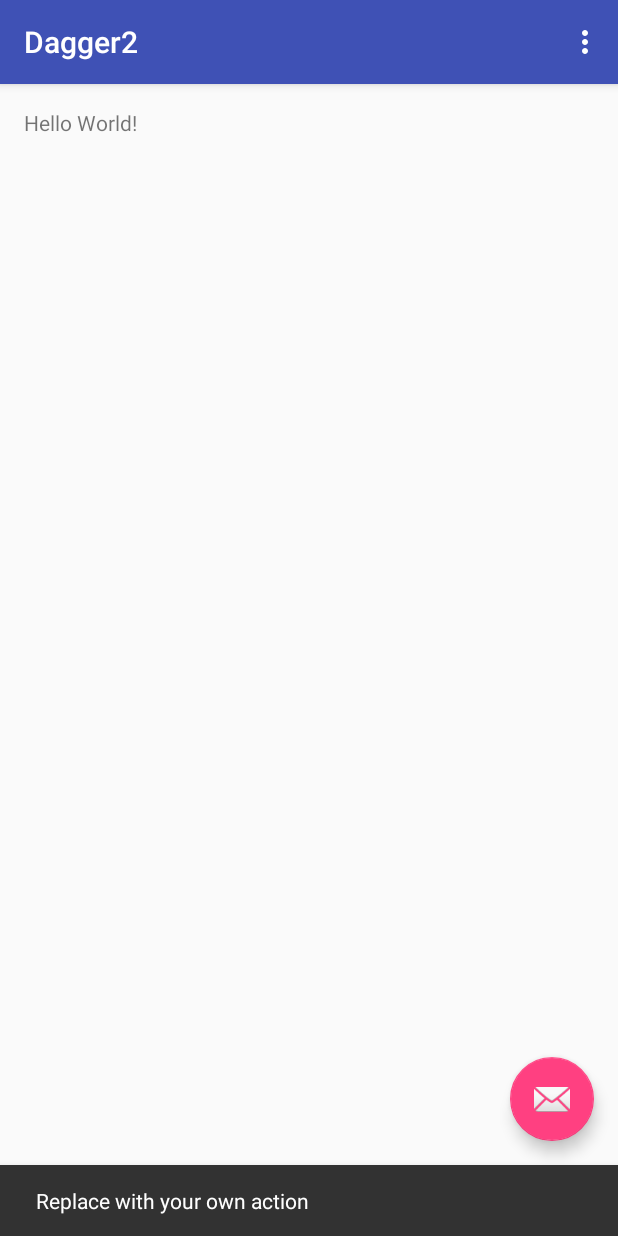
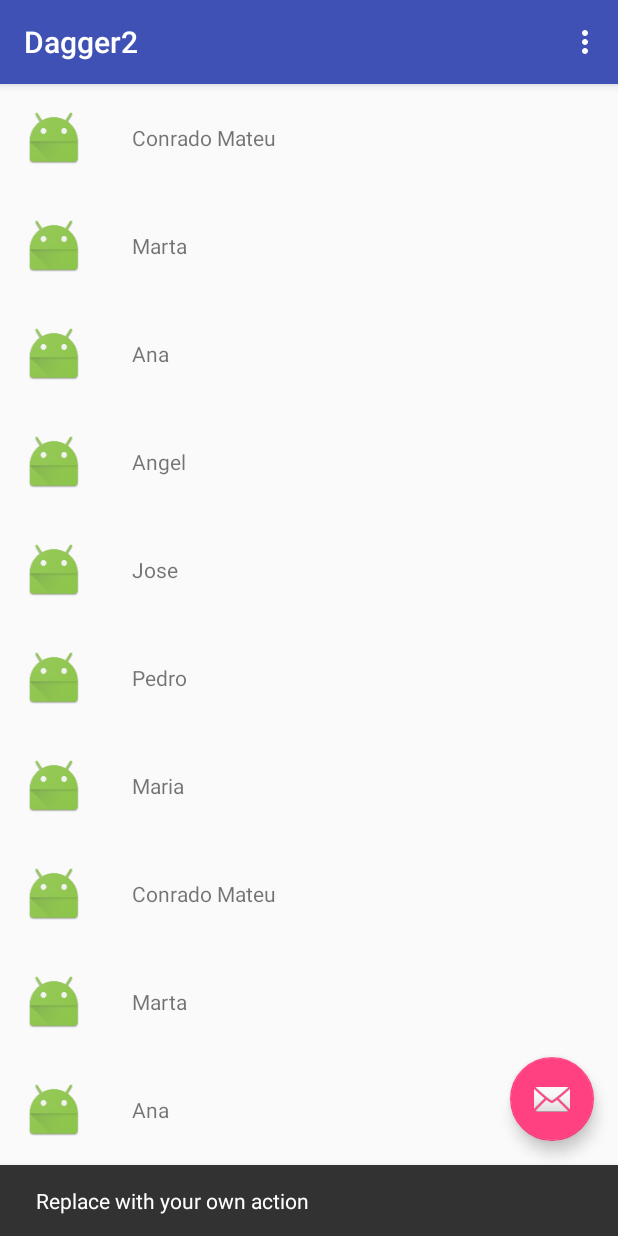
Before and after one commit to tonilopezmr/Android-Examples, an Android app: the screen it shows after launch (MainActivity), after a tap on an icon or button, on a phone screen of 412 x 824 dp. Run offline under Robolectric (Android 15) with nearby library versions, the phone set to English and light mode, and no system bars.

Commit message:
Created a simple MVP sample without dagger2

```diff
--- a/dagger2/src/main/AndroidManifest.xml
+++ b/dagger2/src/main/AndroidManifest.xml
@@ -9,7 +9,7 @@
         android:supportsRtl="true"
         android:theme="@style/AppTheme">
         <activity
-            android:name=".MainActivity"
+            android:name=".view.MainActivity"
             android:label="@string/app_name"
             android:theme="@style/AppTheme.NoActionBar">
             <intent-filter>
--- a/dagger2/src/main/java/com/tonilopezmr/dagger2/MainActivity.java
+++ /dev/null
@@ -1,52 +0,0 @@
-package com.tonilopezmr.dagger2;
-
-import android.os.Bundle;
-import android.support.design.widget.FloatingActionButton;
-import android.support.design.widget.Snackbar;
-import android.support.v7.app.AppCompatActivity;
-import android.support.v7.widget.Toolbar;
-import android.view.View;
-import android.view.Menu;
-import android.view.MenuItem;
-
-public class MainActivity extends AppCompatActivity {
-
-    @Override
-    protected void onCreate(Bundle savedInstanceState) {
-        super.onCreate(savedInstanceState);
-        setContentView(R.layout.activity_main);
-        Toolbar toolbar = (Toolbar) findViewById(R.id.toolbar);
-        setSupportActionBar(toolbar);
-
-        FloatingActionButton fab = (FloatingActionButton) findViewById(R.id.fab);
-        fab.setOnClickListener(new View.OnClickListener() {
-            @Override
-            public void onClick(View view) {
-                Snackbar.make(view, "Replace with your own action", Snackbar.LENGTH_LONG)
-                        .setAction("Action", null).show();
-            }
-        });
-    }
-
-    @Override
-    public boolean onCreateOptionsMenu(Menu menu) {
-        // Inflate the menu; this adds items to the action bar if it is present.
-        getMenuInflater().inflate(R.menu.menu_main, menu);
-        return true;
-    }
-
-    @Override
-    public boolean onOptionsItemSelected(MenuItem item) {
-        // Handle action bar item clicks here. The action bar will
-        // automatically handle clicks on the Home/Up button, so long
-        // as you specify a parent activity in AndroidManifest.xml.
-        int id = item.getItemId();
-
-        //noinspection SimplifiableIfStatement
-        if (id == R.id.action_settings) {
-            return true;
-        }
-
-        return super.onOptionsItemSelected(item);
-    }
-}
--- /dev/null
+++ b/dagger2/src/main/java/com/tonilopezmr/dagger2/domain/Person.java
@@ -0,0 +1,17 @@
+package com.tonilopezmr.dagger2.domain;
+
+/**
+ * @author Antonio López.
+ */
+public class Person {
+
+    private String name;
+
+    public Person(String name) {
+        this.name = name;
+    }
+
+    public String getName() {
+        return name;
+    }
+}
--- /dev/null
+++ b/dagger2/src/main/java/com/tonilopezmr/dagger2/domain/PersonRepository.java
@@ -0,0 +1,42 @@
+package com.tonilopezmr.dagger2.domain;
+
+import java.util.LinkedList;
+import java.util.List;
+
+/**
+ * @author Antonio López.
+ */
+public class PersonRepository {
+
+    private final List<Person> persons;
+
+    public PersonRepository() {
+        this.persons = new LinkedList<>();
+        fillRepo();
+    }
+
+    private void fillRepo() {
+        persons.add(new Person("Conrado Mateu"));
+        persons.add(new Person("Marta"));
+        persons.add(new Person("Ana"));
+        persons.add(new Person("Angel"));
+        persons.add(new Person("Jose"));
+        persons.add(new Person("Pedro"));
+        persons.add(new Person("Maria"));
+        persons.add(new Person("Conrado Mateu"));
+        persons.add(new Person("Marta"));
+        persons.add(new Person("Ana"));
+        persons.add(new Person("Angel"));
+        persons.add(new Person("Jose"));
+        persons.add(new Person("Pedro"));
+        persons.add(new Person("Maria"));
+    }
+
+    public List<Person> getAll(){
+        return persons;
+    }
+
+    public Person get(Person person){
+        return persons.get(persons.indexOf(person));
+    }
+}
--- /dev/null
+++ b/dagger2/src/main/java/com/tonilopezmr/dagger2/domain/usecase/GetAllPersons.java
@@ -0,0 +1,38 @@
+package com.tonilopezmr.dagger2.domain.usecase;
+
+import android.os.Handler;
+import android.os.Looper;
+
+import com.tonilopezmr.dagger2.domain.Person;
+import com.tonilopezmr.dagger2.domain.PersonRepository;
+
+import java.util.List;
+
+/**
+ * @author Antonio López.
+ */
+public class GetAllPersons {
+    private final PersonRepository repository;
+
+    public GetAllPersons(PersonRepository repository) {
+        this.repository = repository;
+    }
+
+    public void getAll(final Callback callback){
+        new Thread(new Runnable() {
+            @Override
+            public void run() {
+                final List<Person> persons = repository.getAll();
+                new Handler(Looper.getMainLooper()).post(new Runnable() {
+                    @Override public void run() {
+                        callback.onPersonsLoader(persons);
+                    }
+                });
+            }
+        }).start();
+    }
+
+    public interface Callback {
+        void onPersonsLoader(List<Person> persons);
+    }
+}
--- /dev/null
+++ b/dagger2/src/main/java/com/tonilopezmr/dagger2/presenter/PersonListPresenter.java
@@ -0,0 +1,46 @@
+package com.tonilopezmr.dagger2.presenter;
+
+import com.tonilopezmr.dagger2.domain.Person;
+import com.tonilopezmr.dagger2.domain.usecase.GetAllPersons;
+
+import java.util.List;
+
+/**
+ * @author Antonio López.
+ */
+public class PersonListPresenter implements Presenter<PersonListPresenter.View> {
+
+    private final GetAllPersons personsUseCase;
+    private  PersonListPresenter.View view;
+
+    public PersonListPresenter(GetAllPersons personsUseCase) {
+        this.personsUseCase = personsUseCase;
+    }
+
+    @Override
+    public void init() {
+        personsUseCase.getAll(new GetAllPersons.Callback() {
+            @Override
+            public void onPersonsLoader(List<Person> persons) {
+                view.showPersons(persons);
+                view.hideLoading();
+                if (persons.isEmpty()){
+                    view.showEmptyView();
+                }else{
+                    view.hideEmptyView();
+                }
+            }
+        });
+    }
+
+    @Override
+    public void setView(View view) {
+        this.view = view;
+    }
+
+    public interface View extends Presenter.View{
+        void showEmptyView();
+        void hideEmptyView();
+        void showPersons(List<Person> persons);
+    }
+}
--- /dev/null
+++ b/dagger2/src/main/java/com/tonilopezmr/dagger2/presenter/Presenter.java
@@ -0,0 +1,16 @@
+package com.tonilopezmr.dagger2.presenter;
+
+/**
+ * @author Antonio López.
+ */
+public interface Presenter <T extends Presenter.View>{
+
+    void init();
+    void setView(T view);
+
+
+    interface View {
+        void showLoading();
+        void hideLoading();
+    }
+}
--- /dev/null
+++ b/dagger2/src/main/java/com/tonilopezmr/dagger2/view/MainActivity.java
@@ -0,0 +1,131 @@
+package com.tonilopezmr.dagger2.view;
+
+import android.os.Bundle;
+import android.support.design.widget.FloatingActionButton;
+import android.support.design.widget.Snackbar;
+import android.support.v7.app.AppCompatActivity;
+import android.support.v7.widget.LinearLayoutManager;
+import android.support.v7.widget.RecyclerView;
+import android.support.v7.widget.Toolbar;
+import android.view.Menu;
+import android.view.MenuItem;
+import android.view.View;
+
+import com.tonilopezmr.dagger2.R;
+import com.tonilopezmr.dagger2.domain.Person;
+import com.tonilopezmr.dagger2.domain.PersonRepository;
+import com.tonilopezmr.dagger2.domain.usecase.GetAllPersons;
+import com.tonilopezmr.dagger2.presenter.PersonListPresenter;
+
+import java.util.List;
+
+/**
+ * @author Antonio López.
+ */
+public class MainActivity extends AppCompatActivity implements PersonListPresenter.View{
+
+    RecyclerView recyclerView;
+    View emptyCase;
+    View loadingView;
+
+    private PersonAdapter adapter;
+
+    PersonListPresenter presenter;
+
+    @Override
+    protected void onCreate(Bundle savedInstanceState) {
+        super.onCreate(savedInstanceState);
+        setContentView(R.layout.activity_main);
+
+        initToolbar();
+        initFloatinActionButton();
+        initRecyclerView();
+        initEmptyCaseView();
+        initLoadingView();
+
+        GetAllPersons personsUseCase = new GetAllPersons(new PersonRepository());
+        presenter = new PersonListPresenter(personsUseCase);
+        presenter.setView(this);
+        presenter.init();
+    }
+
+    private void initLoadingView() {
+        loadingView = findViewById(R.id.progress_bar);
+    }
+
+    private void initEmptyCaseView() {
+        emptyCase = findViewById(R.id.tv_empty_case);
+    }
+
+    private void initRecyclerView() {
+        recyclerView = (RecyclerView) findViewById(R.id.recycler_view);
+        recyclerView.setLayoutManager(new LinearLayoutManager(this));
+        recyclerView.setHasFixedSize(true);
+        adapter = new PersonAdapter();
+        recyclerView.setAdapter(adapter);
+    }
+
+    private void initFloatinActionButton() {
+        FloatingActionButton fab = (FloatingActionButton) findViewById(R.id.fab);
+        fab.setOnClickListener(new View.OnClickListener() {
+            @Override
+            public void onClick(View view) {
+                Snackbar.make(view, "Replace with your own action", Snackbar.LENGTH_LONG)
+                        .setAction("Action", null).show();
+            }
+        });
+    }
+
+    private void initToolbar() {
+        Toolbar toolbar = (Toolbar) findViewById(R.id.toolbar);
+        setSupportActionBar(toolbar);
+    }
+
+    @Override
+    public boolean onCreateOptionsMenu(Menu menu) {
+        // Inflate the menu; this adds items to the action bar if it is present.
+        getMenuInflater().inflate(R.menu.menu_main, menu);
+        return true;
+    }
+
+    @Override
+    public boolean onOptionsItemSelected(MenuItem item) {
+        // Handle action bar item clicks here. The action bar will
+        // automatically handle clicks on the Home/Up button, so long
+        // as you specify a parent activity in AndroidManifest.xml.
+        int id = item.getItemId();
+
+        //noinspection SimplifiableIfStatement
+        if (id == R.id.action_settings) {
+            return true;
+        }
+
+        return super.onOptionsItemSelected(item);
+    }
+
+    @Override
+    public void showEmptyView() {
+        emptyCase.setVisibility(View.VISIBLE);
+    }
+
+    @Override
+    public void hideEmptyView() {
+        emptyCase.setVisibility(View.GONE);
+    }
+
+    @Override
+    public void showPersons(List<Person> persons) {
+        adapter.addAll(persons);
+        adapter.notifyDataSetChanged();
+    }
+
+    @Override
+    public void showLoading() {
+        loadingView.setVisibility(View.VISIBLE);
+    }
+
+    @Override
+    public void hideLoading() {
+        loadingView.setVisibility(View.GONE);
+    }
+}
--- /dev/null
+++ b/dagger2/src/main/java/com/tonilopezmr/dagger2/view/PersonAdapter.java
@@ -0,0 +1,60 @@
+package com.tonilopezmr.dagger2.view;
+
+import android.support.v7.widget.RecyclerView;
+import android.view.LayoutInflater;
+import android.view.View;
+import android.view.ViewGroup;
+import android.widget.TextView;
+
+import com.tonilopezmr.dagger2.R;
+import com.tonilopezmr.dagger2.domain.Person;
+
+import java.util.LinkedList;
+import java.util.List;
+
+/**
+ * @author Antonio López.
+ */
+public class PersonAdapter extends RecyclerView.Adapter<RecyclerView.ViewHolder>{
+
+    private final List<Person> persons;
+
+    public PersonAdapter() {
+        this.persons = new LinkedList<>();
+    }
+
+    @Override
+    public RecyclerView.ViewHolder onCreateViewHolder(ViewGroup parent, int viewType) {
+        View view = LayoutInflater.from(parent.getContext()).inflate(R.layout.person_row, parent, false);
+        return new PersonViewHolder(view);
+    }
+
+    public void addAll(List<Person> persons){
+        this.persons.addAll(persons);
+    }
+
+    @Override
+    public void onBindViewHolder(RecyclerView.ViewHolder holder, int position) {
+        PersonViewHolder personViewHolder = (PersonViewHolder) holder;
+        Person person = persons.get(position);
+        personViewHolder.render(person);
+    }
+
+    @Override
+    public int getItemCount() {
+        return persons.size();
+    }
+
+    private class PersonViewHolder extends RecyclerView.ViewHolder {
+        private TextView nameTextView;
+
+        public PersonViewHolder(View view) {
+            super(view);
+            this.nameTextView = (TextView) view.findViewById(R.id.name_text_view);
+        }
+
+        public void render(Person person){
+            nameTextView.setText(person.getName());
+        }
+    }
+}
--- a/dagger2/src/main/res/layout/activity_main.xml
+++ b/dagger2/src/main/res/layout/activity_main.xml
@@ -5,7 +5,7 @@
     android:layout_width="match_parent"
     android:layout_height="match_parent"
     android:fitsSystemWindows="true"
-    tools:context="com.tonilopezmr.dagger2.MainActivity">
+    tools:context="com.tonilopezmr.dagger2.view.MainActivity">
 
     <android.support.design.widget.AppBarLayout
         android:layout_width="match_parent"
@@ -17,7 +17,9 @@
             android:layout_width="match_parent"
             android:layout_height="?attr/actionBarSize"
             android:background="?attr/colorPrimary"
-            app:popupTheme="@style/AppTheme.PopupOverlay" />
+            android:theme="@style/AppTheme.AppBarOverlay"
+            app:popupTheme="@style/AppTheme.PopupOverlay"
+            />
 
     </android.support.design.widget.AppBarLayout>
 
--- a/dagger2/src/main/res/layout/content_main.xml
+++ b/dagger2/src/main/res/layout/content_main.xml
@@ -1,19 +1,38 @@
 <?xml version="1.0" encoding="utf-8"?>
-<RelativeLayout xmlns:android="http://schemas.android.com/apk/res/android"
+<RelativeLayout
+    xmlns:android="http://schemas.android.com/apk/res/android"
+    xmlns:tools="http://schemas.android.com/tools"
     xmlns:app="http://schemas.android.com/apk/res-auto"
-    xmlns:tools="http://schemas.android.com/tools"
     android:layout_width="match_parent"
     android:layout_height="match_parent"
-    android:paddingBottom="@dimen/activity_vertical_margin"
-    android:paddingLeft="@dimen/activity_horizontal_margin"
-    android:paddingRight="@dimen/activity_horizontal_margin"
-    android:paddingTop="@dimen/activity_vertical_margin"
-    app:layout_behavior="@string/appbar_scrolling_view_behavior"
-    tools:context="com.tonilopezmr.dagger2.MainActivity"
-    tools:showIn="@layout/activity_main">
+    tools:context=".view.MainActivity"
+    app:layout_behavior="@string/appbar_scrolling_view_behavior">
+
+    <android.support.v7.widget.RecyclerView
+        android:id="@+id/recycler_view"
+        android:layout_width="match_parent"
+        android:layout_height="match_parent"
+        android:layout_below="@id/toolbar"
+        tools:context=".view.MainActivity"
+        tools:showIn="@layout/activity_main"
+        />
+
+    <android.support.v4.widget.ContentLoadingProgressBar
+        android:id="@+id/progress_bar"
+        android:layout_width="wrap_content"
+        android:layout_height="wrap_content"
+        android:layout_centerInParent="true"
+        style="?android:attr/progressBarStyleLarge"
+        />
 
     <TextView
+        android:id="@+id/tv_empty_case"
         android:layout_width="wrap_content"
         android:layout_height="wrap_content"
-        android:text="Hello World!" />
+        android:text="¯\\_(ツ)_/¯"
+        android:layout_centerInParent="true"
+        android:textColor="@android:color/white"
+        android:visibility="gone"
+        />
+
 </RelativeLayout>
--- /dev/null
+++ b/dagger2/src/main/res/layout/person_row.xml
@@ -0,0 +1,21 @@
+<?xml version="1.0" encoding="utf-8"?>
+<LinearLayout
+    xmlns:android="http://schemas.android.com/apk/res/android"
+    android:orientation="horizontal"
+    android:layout_width="match_parent"
+    android:layout_height="wrap_content">
+
+    <ImageView
+        android:layout_width="40dp"
+        android:layout_height="40dp"
+        android:layout_margin="@dimen/activity_horizontal_margin"
+        android:src="@mipmap/ic_launcher"/>
+
+    <TextView
+        android:id="@+id/name_text_view"
+        android:layout_width="match_parent"
+        android:layout_height="match_parent"
+        android:gravity="center_vertical"
+        android:layout_margin="@dimen/activity_horizontal_margin"/>
+
+</LinearLayout>
```
